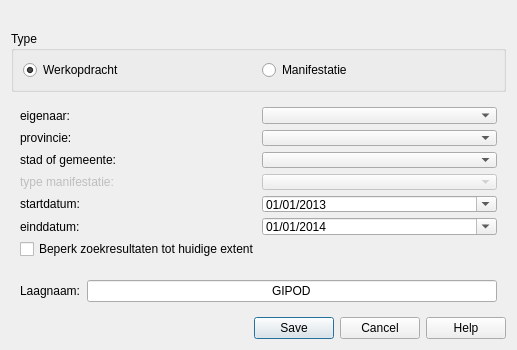
First picture: the form in ui_geopunt4QgisGIPOD.ui, repository warrieka/geopunt4Qgis, before the edit.
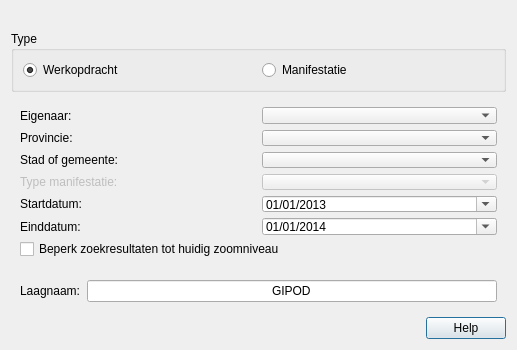
Second picture: the form after the edit. Icons and pictures are not drawn.

Diff of the .ui file:
```diff
--- a/ui_geopunt4QgisGIPOD.ui
+++ b/ui_geopunt4QgisGIPOD.ui
@@ -171,14 +171,14 @@
       <item row="6" column="0">
        <widget class="QLabel" name="startdatumLbl">
         <property name="text">
-         <string>startdatum:</string>
+         <string>Startdatum:</string>
         </property>
        </widget>
       </item>
       <item row="7" column="0">
        <widget class="QLabel" name="einddatumLbl">
         <property name="text">
-         <string>einddatum:</string>
+         <string>Einddatum:</string>
         </property>
        </widget>
       </item>
@@ -191,21 +191,21 @@
          </sizepolicy>
         </property>
         <property name="text">
-         <string>eigenaar: </string>
+         <string>Eigenaar: </string>
         </property>
        </widget>
       </item>
       <item row="2" column="0">
        <widget class="QLabel" name="stadLbl">
         <property name="text">
-         <string>stad of gemeente:</string>
+         <string>Stad of gemeente:</string>
         </property>
        </widget>
       </item>
       <item row="8" column="0" colspan="2">
        <widget class="QCheckBox" name="extendChk">
         <property name="text">
-         <string>Beperk zoekresultaten tot huidige extent</string>
+         <string>Beperk zoekresultaten tot huidig zoomniveau</string>
         </property>
        </widget>
       </item>
@@ -234,7 +234,7 @@
          <bool>false</bool>
         </property>
         <property name="text">
-         <string>type manifestatie:</string>
+         <string>Type manifestatie:</string>
         </property>
        </widget>
       </item>
@@ -270,7 +270,7 @@
       <item row="1" column="0">
        <widget class="QLabel" name="provncieLbl">
         <property name="text">
-         <string>provincie:</string>
+         <string>Provincie:</string>
         </property>
        </widget>
       </item>
@@ -333,7 +333,7 @@
         <enum>Qt::Horizontal</enum>
        </property>
        <property name="standardButtons">
-        <set>QDialogButtonBox::Cancel|QDialogButtonBox::Help|QDialogButtonBox::Save</set>
+        <set>QDialogButtonBox::Help</set>
        </property>
       </widget>
      </item>
```
